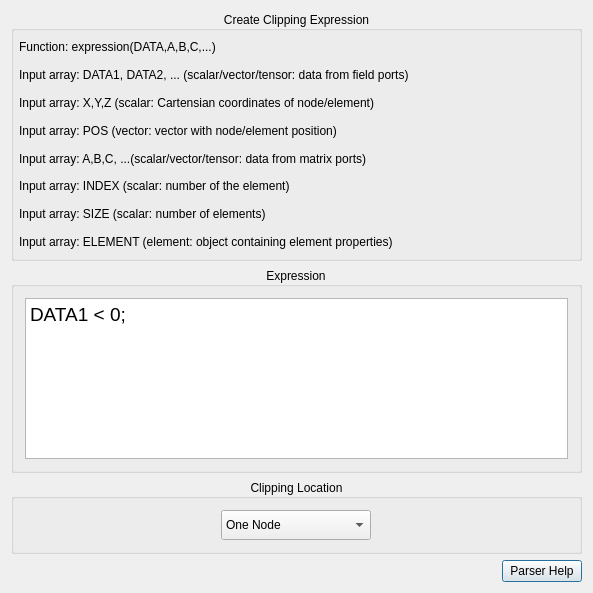
Qt form src/Interface/Modules/Fields/ClipFieldByFunction.ui (SCIInstitute/SCIRun) before a commit.
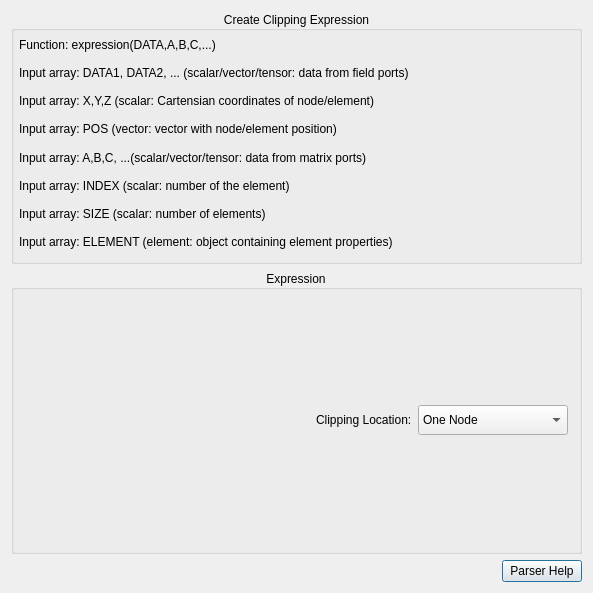
The same form after that commit.

Patch:
```diff
--- a/src/Interface/Modules/Fields/ClipFieldByFunction.ui
+++ b/src/Interface/Modules/Fields/ClipFieldByFunction.ui
@@ -19,10 +19,8 @@
   <property name="windowTitle">
    <string>ClipFieldByFunction</string>
   </property>
-  <layout class="QVBoxLayout" name="verticalLayout_4">
-   <item>
-    <layout class="QVBoxLayout" name="verticalLayout_3" stretch="1,5,1">
-     <item>
+  <layout class="QGridLayout" name="gridLayout_2">
+   <item row="0" column="0">
       <widget class="QGroupBox" name="groupBox">
        <property name="minimumSize">
         <size>
@@ -36,12 +34,15 @@
        <property name="alignment">
         <set>Qt::AlignCenter</set>
        </property>
-       <layout class="QVBoxLayout" name="verticalLayout">
-        <property name="margin">
-         <number>5</number>
-        </property>
-        <item>
          <widget class="QLabel" name="label">
+      <property name="geometry">
+       <rect>
+        <x>8</x>
+        <y>24</y>
+        <width>214</width>
+        <height>20</height>
+       </rect>
+      </property>
           <property name="minimumSize">
            <size>
             <width>0</width>
@@ -52,9 +53,15 @@
            <string>Function: expression(DATA,A,B,C,...)</string>
           </property>
          </widget>
-        </item>
-        <item>
          <widget class="QLabel" name="label_2">
+      <property name="geometry">
+       <rect>
+        <x>8</x>
+        <y>52</y>
+        <width>422</width>
+        <height>20</height>
+       </rect>
+      </property>
           <property name="minimumSize">
            <size>
             <width>0</width>
@@ -65,9 +72,15 @@
            <string>Input array: DATA1, DATA2, ... (scalar/vector/tensor: data from field ports)</string>
           </property>
          </widget>
-        </item>
-        <item>
          <widget class="QLabel" name="label_3">
+      <property name="geometry">
+       <rect>
+        <x>8</x>
+        <y>80</y>
+        <width>385</width>
+        <height>20</height>
+       </rect>
+      </property>
           <property name="minimumSize">
            <size>
             <width>0</width>
@@ -78,9 +91,15 @@
            <string>Input array: X,Y,Z (scalar: Cartensian coordinates of node/element)</string>
           </property>
          </widget>
-        </item>
-        <item>
          <widget class="QLabel" name="label_4">
+      <property name="geometry">
+       <rect>
+        <x>8</x>
+        <y>108</y>
+        <width>345</width>
+        <height>20</height>
+       </rect>
+      </property>
           <property name="minimumSize">
            <size>
             <width>0</width>
@@ -91,9 +110,15 @@
            <string>Input array: POS (vector: vector with node/element position)</string>
           </property>
          </widget>
-        </item>
-        <item>
          <widget class="QLabel" name="label_5">
+      <property name="geometry">
+       <rect>
+        <x>8</x>
+        <y>137</y>
+        <width>377</width>
+        <height>20</height>
+       </rect>
+      </property>
           <property name="minimumSize">
            <size>
             <width>0</width>
@@ -104,9 +129,15 @@
            <string>Input array: A,B,C, ...(scalar/vector/tensor: data from matrix ports)</string>
           </property>
          </widget>
-        </item>
-        <item>
          <widget class="QLabel" name="label_6">
+      <property name="geometry">
+       <rect>
+        <x>8</x>
+        <y>165</y>
+        <width>294</width>
+        <height>20</height>
+       </rect>
+      </property>
           <property name="minimumSize">
            <size>
             <width>0</width>
@@ -117,9 +148,15 @@
            <string>Input array: INDEX (scalar: number of the element)</string>
           </property>
          </widget>
-        </item>
-        <item>
          <widget class="QLabel" name="label_7">
+      <property name="geometry">
+       <rect>
+        <x>8</x>
+        <y>193</y>
+        <width>268</width>
+        <height>20</height>
+       </rect>
+      </property>
           <property name="minimumSize">
            <size>
             <width>0</width>
@@ -130,9 +167,15 @@
            <string>Input array: SIZE (scalar: number of elements)</string>
           </property>
          </widget>
-        </item>
-        <item>
          <widget class="QLabel" name="label_8">
+      <property name="geometry">
+       <rect>
+        <x>8</x>
+        <y>221</y>
+        <width>405</width>
+        <height>20</height>
+       </rect>
+      </property>
           <property name="minimumSize">
            <size>
             <width>0</width>
@@ -143,43 +186,33 @@
            <string>Input array: ELEMENT (element: object containing element properties)</string>
           </property>
          </widget>
-        </item>
-       </layout>
-      </widget>
-     </item>
-     <item>
-      <widget class="QGroupBox" name="groupBox_2">
+    </widget>
+   </item>
+   <item row="1" column="0">
+    <widget class="QGroupBox" name="expressionGroupBox_">
+     <property name="minimumSize">
+      <size>
+       <width>569</width>
+       <height>284</height>
+      </size>
+     </property>
        <property name="title">
         <string>Expression</string>
        </property>
        <property name="alignment">
         <set>Qt::AlignCenter</set>
        </property>
-       <layout class="QHBoxLayout" name="horizontalLayout_4">
+     <layout class="QVBoxLayout" name="verticalLayout">
         <item>
-         <widget class="QTextEdit" name="expressionTextEdit_">
-          <property name="html">
-           <string>&lt;!DOCTYPE HTML PUBLIC &quot;-//W3C//DTD HTML 4.0//EN&quot; &quot;http://www.w3.org/TR/REC-html40/strict.dtd&quot;&gt;
-&lt;html&gt;&lt;head&gt;&lt;meta name=&quot;qrichtext&quot; content=&quot;1&quot; /&gt;&lt;style type=&quot;text/css&quot;&gt;
-p, li { white-space: pre-wrap; }
-&lt;/style&gt;&lt;/head&gt;&lt;body style=&quot; font-family:'.Helvetica Neue DeskInterface'; font-size:13pt; font-weight:400; font-style:normal;&quot;&gt;
-&lt;p style=&quot; margin-top:0px; margin-bottom:0px; margin-left:0px; margin-right:0px; -qt-block-indent:0; text-indent:0px;&quot;&gt;&lt;span style=&quot; font-family:'MS Shell Dlg 2'; font-size:14pt;&quot;&gt;DATA1 &amp;lt; 0;&lt;/span&gt;&lt;/p&gt;&lt;/body&gt;&lt;/html&gt;</string>
+       <layout class="QHBoxLayout" name="horizontalLayout">
+        <item alignment="Qt::AlignRight">
+         <widget class="QLabel" name="label_9">
+          <property name="text">
+           <string>Clipping Location:</string>
           </property>
          </widget>
         </item>
-       </layout>
-      </widget>
-     </item>
      <item>
-      <widget class="QGroupBox" name="clippingLocationGroupBox_">
-       <property name="title">
-        <string>Clipping Location</string>
-       </property>
-       <property name="alignment">
-        <set>Qt::AlignCenter</set>
-       </property>
-       <layout class="QGridLayout" name="gridLayout">
-        <item row="0" column="0">
          <widget class="QComboBox" name="clippingLocationComboBox_">
           <property name="minimumSize">
            <size>
@@ -219,11 +252,11 @@
          </widget>
         </item>
        </layout>
-      </widget>
-     </item>
-    </layout>
+      </item>
+     </layout>
+    </widget>
    </item>
-   <item>
+   <item row="2" column="0">
     <layout class="QHBoxLayout" name="horizontalLayout_2">
      <item>
       <spacer name="horizontalSpacer_2">
```
Lines whose indentation alone changed are shown as unchanged.
